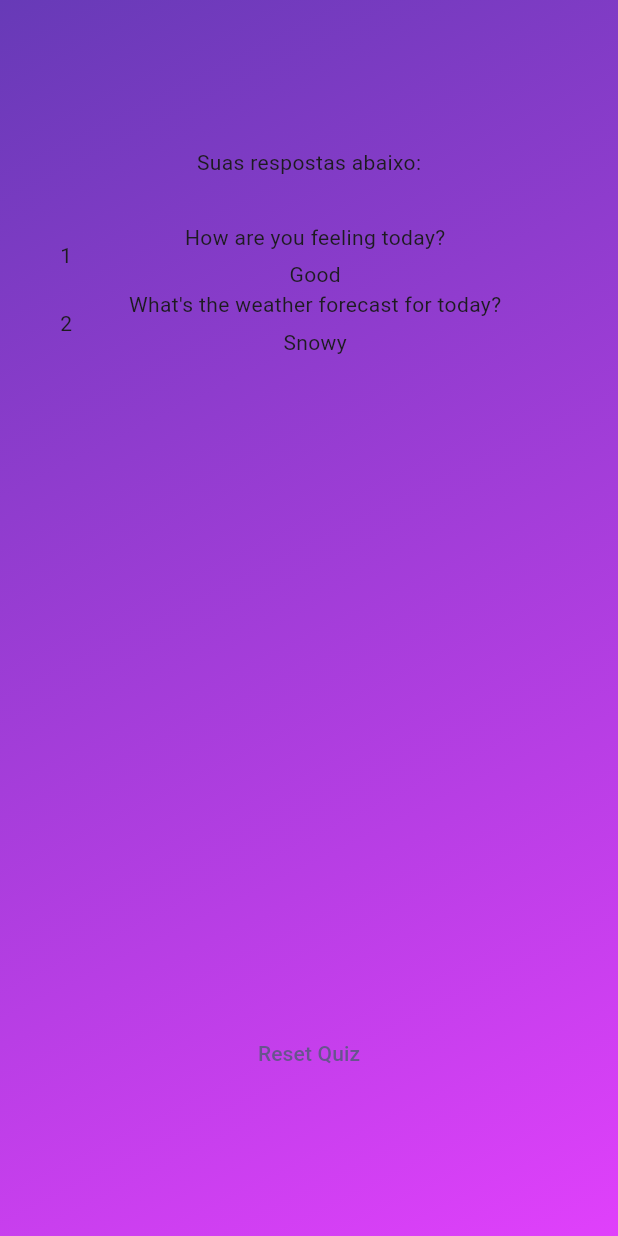
After one commit to lucas-mdo/flutter_quiz, a Flutter app: the screen it shows after launch, after a tap on "Start quiz", after a tap on "Good", after a tap on "Snowy", on a phone screen of 412 x 824 dp. The commit adds this screen. Run offline on Flutter 3.47's test engine with Material 2 defaults, Android fonts, the light colour scheme and no system bars.

Commit message:
wip: results

```diff
--- a/lib/data/questions.dart
+++ b/lib/data/questions.dart
@@ -7,6 +7,6 @@ const questions = [
   ),
   QuizQuestion(
     "What's the weather forecast for today?",
-    ['Sunny', 'Cloudy', 'Rain', 'Snow'],
+    ['Sunny', 'Cloudy', 'Rain', 'Snowy'],
   ),
 ];
--- /dev/null
+++ b/lib/questions_summary.dart
@@ -0,0 +1,34 @@
+import 'package:flutter/material.dart';
+
+class QuestionsSummary extends StatelessWidget {
+  const QuestionsSummary(this.summaryData, {super.key});
+
+  final List<Map<String, Object>> summaryData;
+
+  @override
+  Widget build(BuildContext context) {
+    return SizedBox(
+      height: 500,
+      child: SingleChildScrollView(
+        child: Column(
+          children: summaryData.map((data) {
+            return Row(
+              children: [
+                Text(((data['question_index'] as int) + 1).toString()),
+                Expanded(
+                  child: Column(
+                    children: [
+                      Text(data['question'] as String),
+                      const SizedBox(height: 5),
+                      Text(data['user_answer'] as String),
+                    ],
+                  ),
+                ),
+              ],
+            );
+          }).toList(),
+        ),
+      ),
+    );
+  }
+}
--- a/lib/quiz.dart
+++ b/lib/quiz.dart
@@ -2,6 +2,7 @@ import 'package:flutter/material.dart';
 import 'package:flutter_quiz/data/questions.dart';
 import 'package:flutter_quiz/main.dart';
 import 'package:flutter_quiz/questions_screen.dart';
+import 'package:flutter_quiz/results_screen.dart';
 
 class Quiz extends StatefulWidget {
   const Quiz({super.key});
@@ -18,6 +19,7 @@ class _QuizState extends State<Quiz> {
 
   @override
   void initState() {
+    selectedAnswers = [];
     activeScreen = MyHomePage(switchScreen);
     super.initState();
   }
@@ -34,8 +36,7 @@ class _QuizState extends State<Quiz> {
     if (selectedAnswers.length == questions.length) {
       setState(
         () {
-          selectedAnswers = [];
-          activeScreen = MyHomePage(switchScreen);
+          activeScreen = ResultsScreen(selectedAnswers);
         },
       );
     }
--- /dev/null
+++ b/lib/results_screen.dart
@@ -0,0 +1,50 @@
+import 'package:flutter/material.dart';
+import 'package:flutter_quiz/data/questions.dart';
+import 'package:flutter_quiz/questions_summary.dart';
+
+class ResultsScreen extends StatelessWidget {
+  const ResultsScreen(this.chosenAnswers, {super.key});
+
+  final List<String> chosenAnswers;
+
+  List<Map<String, Object>> getSummaryData() {
+    final List<Map<String, Object>> summary = [];
+
+    for (var i = 0; i < chosenAnswers.length; i++) {
+      summary.add({
+        'question_index': i,
+        'question': questions[i].text,
+        'user_answer': chosenAnswers[i]
+      });
+    }
+
+    return summary;
+  }
+
+  @override
+  Widget build(BuildContext context) {
+    return Container(
+      margin: const EdgeInsets.all(40),
+      child: SizedBox(
+        width: double.infinity,
+        child: Column(
+          mainAxisAlignment: MainAxisAlignment.center,
+          children: [
+            const Text('Suas respostas abaixo:'),
+            const SizedBox(
+              height: 30,
+            ),
+            QuestionsSummary(getSummaryData()),
+            const SizedBox(
+              height: 30,
+            ),
+            TextButton(
+              onPressed: () {},
+              child: const Text('Reset Quiz'),
+            )
+          ],
+        ),
+      ),
+    );
+  }
+}
```
